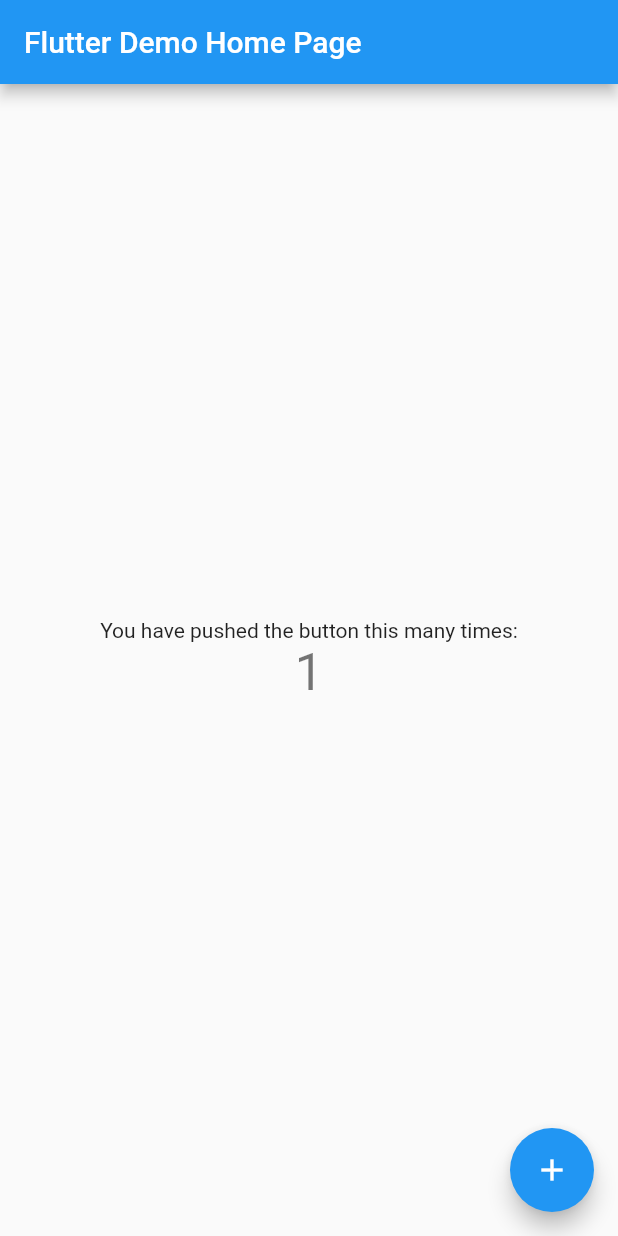
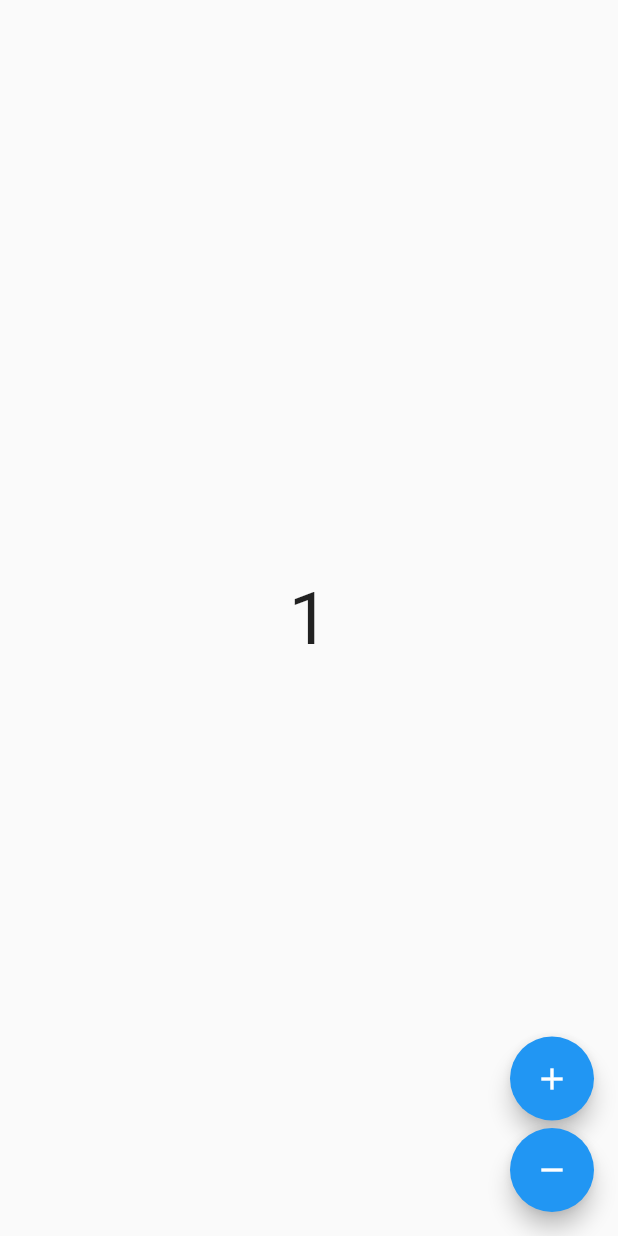
Before and after one commit to igzafer0/bloc_package, a Flutter app: the screen it shows after launch, after a tap on the "add" icon, on a phone screen of 412 x 824 dp. Run offline on Flutter 3.47's test engine with Material 2 defaults, Android fonts, the phone set to English and light mode, and no system bars; our stand-ins replace flutter_bloc.

Commit message:
Bloc ile counter

```diff
--- /dev/null
+++ b/lib/bloc/counterBloc.dart
@@ -0,0 +1,20 @@
+// ignore_for_file: file_names
+
+// ignore_for_file: camel_case_types
+
+import 'package:bloc_package/bloc/counterState.dart';
+import 'package:flutter_bloc/flutter_bloc.dart';
+
+import 'counterEvent.dart';
+
+class CounterBloc extends Bloc<CounterEvent, CounterState> {
+  CounterBloc() : super(CounterState(0));
+  @override
+  Stream<CounterState> mapEventToState(CounterEvent event) async* {
+    if (event is counterArttir) {
+      yield CounterState(state.sayac + 1);
+    } else {
+      yield CounterState(state.sayac - 1);
+    }
+  }
+}
--- /dev/null
+++ b/lib/bloc/counterEvent.dart
@@ -0,0 +1,7 @@
+// ignore_for_file: file_names
+
+abstract class CounterEvent {}
+
+class counterArttir extends CounterEvent {}
+
+class counterAzalt extends CounterEvent {}
--- /dev/null
+++ b/lib/bloc/counterState.dart
@@ -0,0 +1,8 @@
+// ignore_for_file: file_names
+
+class CounterState {
+  int _sayac;
+  CounterState(this._sayac);
+
+  int get sayac => _sayac;
+}
--- a/lib/main.dart
+++ b/lib/main.dart
@@ -1,115 +1,80 @@
+import 'package:bloc_package/bloc/counterBloc.dart';
+import 'package:bloc_package/bloc/counterEvent.dart';
+import 'package:bloc_package/bloc/counterState.dart';
 import 'package:flutter/material.dart';
+import 'package:flutter_bloc/flutter_bloc.dart';
 
 void main() {
-  runApp(const MyApp());
+  runApp(const app());
+}
+
+class app extends StatelessWidget {
+  const app({Key? key}) : super(key: key);
+
+  @override
+  Widget build(BuildContext context) {
+    return MaterialApp(
+      debugShowCheckedModeBanner: false,
+      home: BlocProvider(
+          create: (context) => CounterBloc(), child: const MyApp()),
+    );
+  }
 }
 
 class MyApp extends StatelessWidget {
   const MyApp({Key? key}) : super(key: key);
 
-  // This widget is the root of your application.
   @override
   Widget build(BuildContext context) {
-    return MaterialApp(
-      title: 'Flutter Demos',
-      theme: ThemeData(
-        // This is the theme of your application.
-        //
-        // Try running your application with "flutter run". You'll see the
-        // application has a blue toolbar. Then, without quitting the app, try
-        // changing the primarySwatch below to Colors.green and then invoke
-        // "hot reload" (press "r" in the console where you ran "flutter run",
-        // or simply save your changes to "hot reload" in a Flutter IDE).
-        // Notice that the counter didn't reset back to zero; the application
-        // is not restarted.
-        primarySwatch: Colors.blue,
-      ),
-      home: const MyHomePage(title: 'Flutter Demo Home Page'),
+    return const Scaffold(
+      floatingActionButton: MyFabs(),
+      body: MyCenter(),
     );
   }
 }
 
-class MyHomePage extends StatefulWidget {
-  const MyHomePage({Key? key, required this.title}) : super(key: key);
-
-  // This widget is the home page of your application. It is stateful, meaning
-  // that it has a State object (defined below) that contains fields that affect
-  // how it looks.
-
-  // This class is the configuration for the state. It holds the values (in this
-  // case the title) provided by the parent (in this case the App widget) and
-  // used by the build method of the State. Fields in a Widget subclass are
-  // always marked "final".
-
-  final String title;
-
-  @override
-  State<MyHomePage> createState() => _MyHomePageState();
-}
-
-class _MyHomePageState extends State<MyHomePage> {
-  int _counter = 0;
-
-  void _incrementCounter() {
-    setState(() {
-      // This call to setState tells the Flutter framework that something has
-      // changed in this State, which causes it to rerun the build method below
-      // so that the display can reflect the updated values. If we changed
-      // _counter without calling setState(), then the build method would not be
-      // called again, and so nothing would appear to happen.
-      _counter++;
-    });
-  }
+class MyCenter extends StatelessWidget {
+  const MyCenter({Key? key}) : super(key: key);
 
   @override
   Widget build(BuildContext context) {
-    // This method is rerun every time setState is called, for instance as done
-    // by the _incrementCounter method above.
-    //
-    // The Flutter framework has been optimized to make rerunning build methods
-    // fast, so that you can just rebuild anything that needs updating rather
-    // than having to individually change instances of widgets.
-    return Scaffold(
-      appBar: AppBar(
-        // Here we take the value from the MyHomePage object that was created by
-        // the App.build method, and use it to set our appbar title.
-        title: Text(widget.title),
-      ),
-      body: Center(
-        // Center is a layout widget. It takes a single child and positions it
-        // in the middle of the parent.
-        child: Column(
-          // Column is also a layout widget. It takes a list of children and
-          // arranges them vertically. By default, it sizes itself to fit its
-          // children horizontally, and tries to be as tall as its parent.
-          //
-          // Invoke "debug painting" (press "p" in the console, choose the
-          // "Toggle Debug Paint" action from the Flutter Inspector in Android
-          // Studio, or the "Toggle Debug Paint" command in Visual Studio Code)
-          // to see the wireframe for each widget.
-          //
-          // Column has various properties to control how it sizes itself and
-          // how it positions its children. Here we use mainAxisAlignment to
-          // center the children vertically; the main axis here is the vertical
-          // axis because Columns are vertical (the cross axis would be
-          // horizontal).
-          mainAxisAlignment: MainAxisAlignment.center,
-          children: <Widget>[
-            const Text(
-              'You have pushed the button this many times:',
-            ),
-            Text(
-              '$_counter',
-              style: Theme.of(context).textTheme.headline4,
-            ),
-          ],
+    return Center(child: BlocBuilder<CounterBloc, CounterState>(
+      builder: (context, counterState) {
+        return Text(
+          counterState.sayac.toString(),
+          style: TextStyle(fontSize: 48),
+        );
+      },
+    ));
+  }
+}
+
+class MyFabs extends StatelessWidget {
+  const MyFabs({Key? key}) : super(key: key);
+
+  @override
+  Widget build(BuildContext context) {
+    return Column(
+      mainAxisAlignment: MainAxisAlignment.end,
+      children: [
+        FloatingActionButton(
+          heroTag: "arttır",
+          onPressed: () {
+            context.read<CounterBloc>().add(counterArttir());
+          },
+          child: const Icon(Icons.add),
         ),
-      ),
-      floatingActionButton: FloatingActionButton(
-        onPressed: _incrementCounter,
-        tooltip: 'Increment',
-        child: const Icon(Icons.add),
-      ), // This trailing comma makes auto-formatting nicer for build methods.
+        Padding(
+          padding: const EdgeInsets.only(top: 5.0),
+          child: FloatingActionButton(
+            heroTag: "azalt",
+            onPressed: () {
+              context.read<CounterBloc>().add(counterAzalt());
+            },
+            child: const Icon(Icons.remove),
+          ),
+        )
+      ],
     );
   }
 }
--- a/pubspec.yaml
+++ b/pubspec.yaml
@@ -27,8 +27,10 @@ environment:
 # the latest version available on pub.dev. To see which dependencies have newer
 # versions available, run `flutter pub outdated`.
 dependencies:
+  flutter_bloc: ^7.3.0
   flutter:
     sdk: flutter
+
 
 
   # The following adds the Cupertino Icons font to your application.
```
Also changed, not shown: pubspec.lock.
